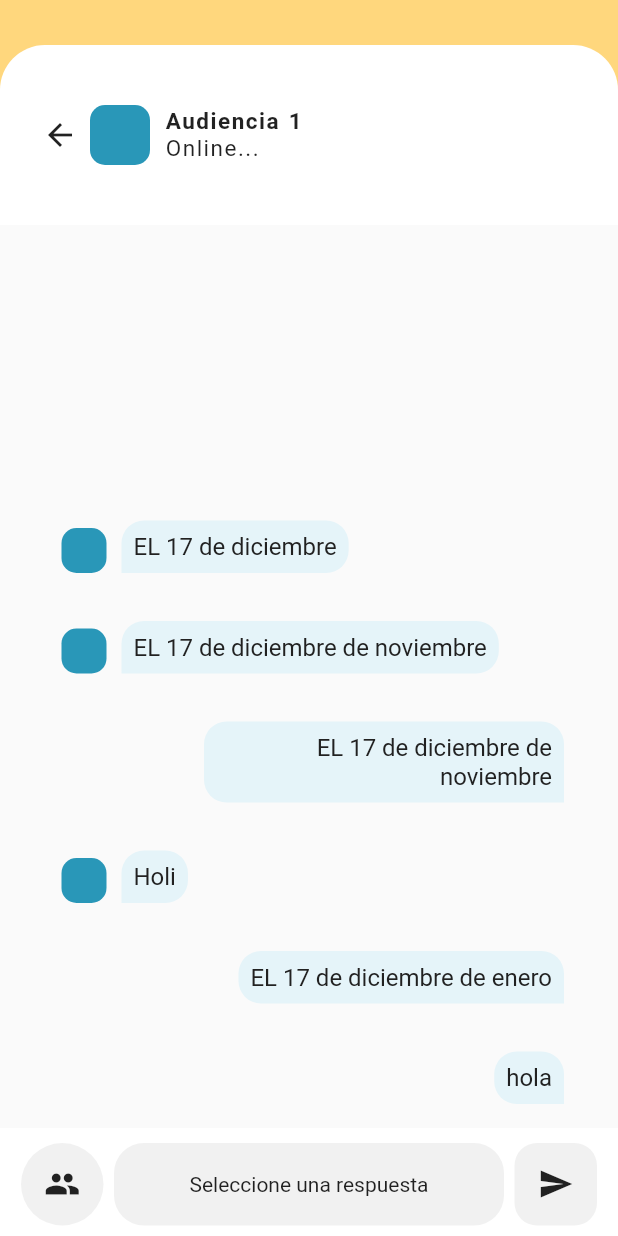
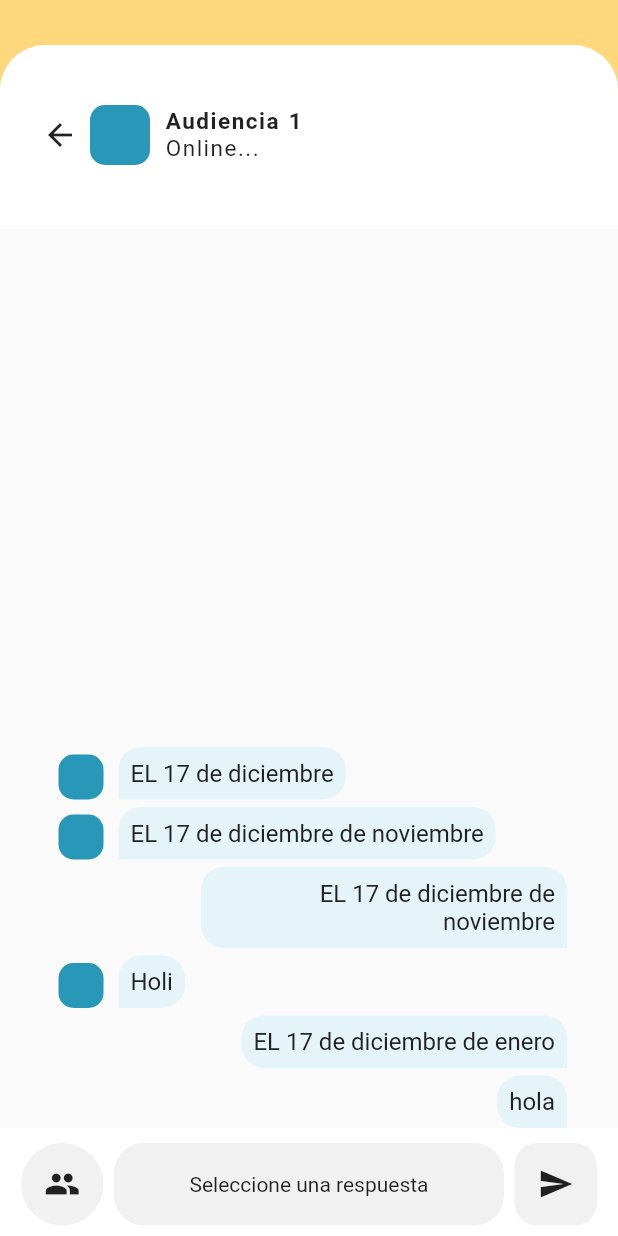
Before and after one commit to davidLM20/temmis_app_2, a Flutter app: the screen it shows after launch, on a phone screen of 412 x 824 dp. Run offline on Flutter 3.47's test engine with Material 2 defaults, Android fonts, the phone set to English and light mode, and no system bars.

Commit message:
feat(): modificancdo padding

```diff
--- a/temmis_app_2/lib/thread/ui/widgets/bubbleChat.dart
+++ b/temmis_app_2/lib/thread/ui/widgets/bubbleChat.dart
@@ -15,7 +15,6 @@ class BubbleChat extends StatelessWidget {
       //: Colors.black,
       padding: isMe ? EdgeInsets.only(left: 40) : EdgeInsets.only(right: 40),
       child: Column(
-        crossAxisAlignment: CrossAxisAlignment.stretch,
         children: <Widget>[
           Column(
               mainAxisAlignment:
@@ -26,8 +25,8 @@ class BubbleChat extends StatelessWidget {
                 Container(
                   //width: 500,
                   //color: Colors.pink,
-                  margin: EdgeInsets.only(left: 20, right: 20),
-                  padding: EdgeInsets.fromLTRB(16, 16, 16, 16),
+                  margin: EdgeInsets.only(left: 24, right: 24),
+                  padding: EdgeInsets.only(top: 5, left: 10, right: 10),
                   child: Column(children: <Widget>[
                     Row(
                         crossAxisAlignment: CrossAxisAlignment.end,
```
